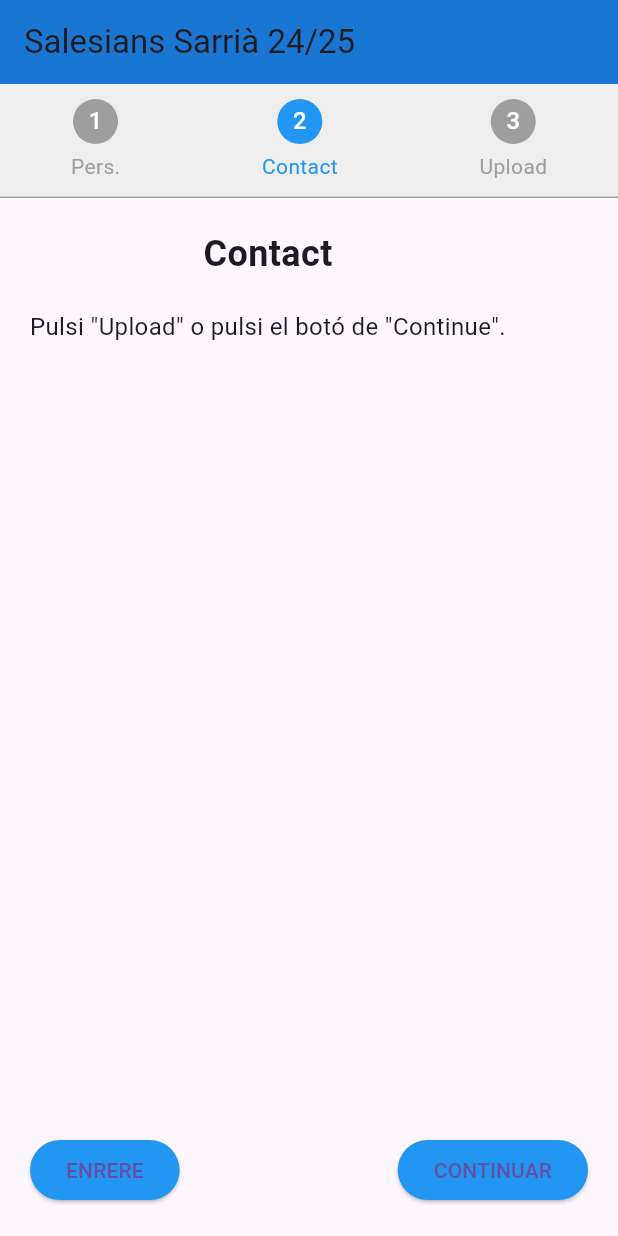
After one commit to OriolAbad/formb_abad_oriol, a Flutter app: the WizardScreen screen opened directly, after a tap on "CONTINUAR", on a phone screen of 412 x 824 dp. The commit adds this screen. Run offline on Flutter 3.47's test engine with Material 3 defaults, Android fonts, the light colour scheme and no system bars; our stand-ins replace flutter_form_builder, form_builder_validators.

Commit message:
codi acabat

```diff
--- /dev/null
+++ b/lib/contact_field_2_abad_oriol.dart
@@ -0,0 +1,30 @@
+import 'package:flutter/material.dart';
+
+class ContactScreen extends StatelessWidget {
+  const ContactScreen({Key? key}) : super(key: key);
+
+  @override
+  Widget build(BuildContext context) {
+    return Scaffold(
+      body: Padding(
+        padding: const EdgeInsets.all(20.0),
+        child: Column(
+          crossAxisAlignment: CrossAxisAlignment.center,
+          children: [
+            const Text(
+              'Contact',
+              style: TextStyle(fontSize: 24, fontWeight: FontWeight.bold),
+            ),
+            const SizedBox(height: 20),
+            const Text(
+              'Pulsi "Upload" o pulsi el botó de "Continue".',
+              style: TextStyle(fontSize: 16),
+              textAlign: TextAlign.center,
+            ),
+            const SizedBox(height: 40),
+          ],
+        ),
+      ),
+    );
+  }
+}
--- /dev/null
+++ b/lib/contact_field_3_abad_oriol.dart
@@ -0,0 +1,124 @@
+import 'package:flutter/material.dart';
+import 'package:flutter_form_builder/flutter_form_builder.dart';
+import 'package:form_builder_validators/form_builder_validators.dart';
+
+class UploadScreen extends StatefulWidget {
+  const UploadScreen({Key? key}) : super(key: key);
+
+  @override
+  _UploadScreenState createState() => _UploadScreenState();
+}
+
+class _UploadScreenState extends State<UploadScreen> {
+  final GlobalKey<FormBuilderState> _formKey = GlobalKey<FormBuilderState>(); // Clave para el formulario
+  bool _isFormValid = false; // Estado para controlar la validez del formulario
+
+  @override
+  Widget build(BuildContext context) {
+    return Scaffold(
+      body: Padding(
+        padding: const EdgeInsets.all(20.0),
+        child: FormBuilder(
+          key: _formKey,
+          child: Column(
+            crossAxisAlignment: CrossAxisAlignment.center,
+            children: [
+              const Text(
+                'Upload Information',
+                style: TextStyle(fontSize: 24, fontWeight: FontWeight.bold),
+              ),
+              const SizedBox(height: 20),
+              // Campo de Email con validador de formato de email
+              FormBuilderTextField(
+                name: 'email',
+                decoration: InputDecoration(
+                  prefixIcon: const Icon(Icons.email, color: Colors.blue),
+                  labelText: 'Email',
+                  labelStyle: TextStyle(color: Colors.blue.shade200),
+                  border: OutlineInputBorder(
+                    borderRadius: BorderRadius.circular(15),
+                    borderSide: BorderSide(color: Colors.blue.shade200),
+                  ),
+                ),
+                validator: FormBuilderValidators.compose([
+                  FormBuilderValidators.required(),
+                  FormBuilderValidators.email(),
+                ]),
+                onChanged: (value) => _updateFormValidity(),
+              ),
+              const SizedBox(height: 20),
+              // Campo de Dirección con validador de texto
+              FormBuilderTextField(
+                name: 'address',
+                decoration: InputDecoration(
+                  prefixIcon: const Icon(Icons.home, color: Colors.blue),
+                  labelText: 'Address',
+                  labelStyle: TextStyle(color: Colors.blue.shade200),
+                  border: OutlineInputBorder(
+                    borderRadius: BorderRadius.circular(15),
+                    borderSide: BorderSide(color: Colors.blue.shade200),
+                  ),
+                ),
+                validator: FormBuilderValidators.compose([
+                  FormBuilderValidators.required(),
+                ]),
+                onChanged: (value) => _updateFormValidity(),
+              ),
+              const SizedBox(height: 20),
+              // Campo de Teléfono Móvil con validador de números
+              FormBuilderTextField(
+                name: 'mobile_no',
+                decoration: InputDecoration(
+                  prefixIcon: const Icon(Icons.phone, color: Colors.blue),
+                  labelText: 'Mobile No',
+                  labelStyle: TextStyle(color: Colors.blue.shade200),
+                  border: OutlineInputBorder(
+                    borderRadius: BorderRadius.circular(15),
+                    borderSide: BorderSide(color: Colors.blue.shade200),
+                  ),
+                ),
+                validator: FormBuilderValidators.compose([
+                  FormBuilderValidators.required(),
+                  FormBuilderValidators.numeric(),
+                ]),
+                onChanged: (value) => _updateFormValidity(),
+              ),
+              const SizedBox(height: 40),
+              ElevatedButton(
+                onPressed: () {
+                  if (_formKey.currentState?.saveAndValidate() ?? false) {
+                    // Si el formulario es válido, puedes proceder con la acción.
+                    print(_formKey.currentState?.value);
+                  } else {
+                    // Si no es válido, muestra un mensaje de error.
+                    print('Formulario no válido');
+                  }
+                },
+                child: Row(
+                  mainAxisSize: MainAxisSize.min,
+                  children: [
+                    const Text('Done'),
+                    if (_isFormValid) ...[
+                      const SizedBox(width: 10),
+                      Icon(Icons.check_circle, color: Colors.green),
+                    ] else ...[
+                      const SizedBox(width: 10),
+                      Icon(Icons.cancel, color: Colors.red),
+                    ],
+                  ],
+                ),
+              ),
+            ],
+          ),
+        ),
+      ),
+    );
+  }
+
+  // Método para verificar si el formulario es válido y actualizar el estado
+  void _updateFormValidity() {
+    setState(() {
+      _isFormValid = _formKey.currentState?.saveAndValidate() ?? false;
+    });
+  }
+}
--- /dev/null
+++ b/lib/contact_field_abad_oriol.dart
@@ -0,0 +1,44 @@
+import 'package:flutter/material.dart';
+
+class ContactField extends StatefulWidget {
+  const ContactField({super.key});
+
+  @override
+  State<ContactField> createState() => _ContactField();
+}
+
+class _ContactField extends State<ContactField> {
+  int? option;
+
+  @override
+  Widget build(BuildContext context) {
+    return Scaffold(
+      body: Column(
+        children: [
+          const Divider(height: 1, color: Colors.grey),
+          Expanded(
+            child: Padding(
+              padding: const EdgeInsets.all(20.0),
+              child: Column(
+                crossAxisAlignment: CrossAxisAlignment.center,
+                children: [
+                  const Text(
+                    'Personal',
+                    style: TextStyle(fontSize: 24, fontWeight: FontWeight.bold),
+                  ),
+                  const SizedBox(height: 20),
+                  const Text(
+                    'Pulsi "Contact" o pulsi el botó de "Continue".',
+                    style: TextStyle(fontSize: 16),
+                    textAlign: TextAlign.center,
+                  ),
+                  const SizedBox(height: 40),
+                ],
+              ),
+            ),
+          ),
+        ],
+      ),
+    );
+  }
+}
--- a/lib/main.dart
+++ b/lib/main.dart
@@ -1,8 +1,10 @@
 import 'package:flutter/material.dart';
-import 'package:flutter_form_builder/flutter_form_builder.dart';
+import 'contact_field_abad_oriol.dart'; // Primera pantalla del asistente
+import 'contact_field_2_abad_oriol.dart'; // Segunda pantalla del asistente
+import 'contact_field_3_abad_oriol.dart'; // Tercera pantalla del asistente
 
 void main() {
-  runApp(MyApp());
+  runApp(const MyApp());
 }
 
 class MyApp extends StatelessWidget {
@@ -11,11 +13,11 @@
   @override
   Widget build(BuildContext context) {
     return MaterialApp(
-      title: 'FormA - Abad Oriol',
+      title: 'Asistent',
       theme: ThemeData(
         primarySwatch: Colors.blue,
       ),
-      home: SplashScreen(),
+      home: const SplashScreen(), // Pantalla inicial azul
     );
   }
 }
@@ -27,9 +29,10 @@
   Widget build(BuildContext context) {
     return GestureDetector(
       onTap: () {
-        Navigator.push(
+        // Navegar a la siguiente pantalla al hacer click
+        Navigator.pushReplacement(
           context,
-          MaterialPageRoute(builder: (context) => MyHomePage()),
+          MaterialPageRoute(builder: (context) => const WizardScreen()),
         );
       },
       child: Scaffold(
@@ -70,141 +73,130 @@
   }
 }
 
-class MyHomePage extends StatelessWidget {
-  final _formKey = GlobalKey<FormBuilderState>();
-
-  MyHomePage({super.key});
+class WizardScreen extends StatefulWidget {
+  const WizardScreen({super.key});
 
   @override
-  Widget build(BuildContext context) {
-    return Scaffold(
-      appBar: AppBar(
-        title: Text("Formulari Exemple"),
-        backgroundColor: Colors.lightBlue,
-      ),
-      body: Padding(
-        padding: const EdgeInsets.all(16.0),
-        child: FormBuilder(
-          key: _formKey,
-          child: Column(
-            children: <Widget>[
-              FormTitle(title: 'Formulari de Registre'),
-              FormLabelGroup(label: 'Gènere'),
-              FormBuilderRadioGroup<String>(
-                name: 'gender',
-                decoration: InputDecoration(labelText: 'Selecciona el gènere'),
-                options: [
-                  FormBuilderFieldOption(value: 'Masculí'),
-                  FormBuilderFieldOption(value: 'Femení'),
-                ],
-              ),
-              FormLabelGroup(label: 'Nom'),
-              FormBuilderTextField(
-                name: 'name',
-                decoration: InputDecoration(
-                  labelText: 'Escriu el teu nom',
-                  filled: true,
-                  fillColor: Colors.grey.shade300,
-                ),
-              ),
-              FormLabelGroup(label: 'Aficions'),
-              FormBuilderCheckboxGroup(
-                name: 'hobbies',
-                decoration: InputDecoration(labelText: 'Selecciona aficions'),
-                options: [
-                  FormBuilderFieldOption(value: 'Lectura'),
-                  FormBuilderFieldOption(value: 'Esports'),
-                  FormBuilderFieldOption(value: 'Música'),
-                ],
-              ),
-              FormLabelGroup(label: 'Ciutat'),
-              FormBuilderDropdown<String>(
-                name: 'city',
-                decoration: InputDecoration(labelText: 'Selecciona la ciutat'),
-                items: [
-                  DropdownMenuItem(value: 'Barcelona', child: Text('Barcelona')),
-                  DropdownMenuItem(value: 'Madrid', child: Text('Madrid')),
-                  DropdownMenuItem(value: 'Valencia', child: Text('Valencia')),
-                ],
-              ),
-              SizedBox(height: 20),
-            ],
-          ),
-        ),
-      ),
-      floatingActionButton: FloatingActionButton(
-        onPressed: () {
-          if (_formKey.currentState?.saveAndValidate() ?? false) {
-            final formValues = _formKey.currentState?.value;
-            final String gender = formValues?['gender'] ?? '';
-            final String name = formValues?['name'] ?? '';
-            final List<String> hobbies =
-                List<String>.from(formValues?['hobbies'] ?? []);
-            final String city = formValues?['city'] ?? '';
+  State<WizardScreen> createState() => _WizardScreenState();
+}
 
-            String summary = 'Resumen de las opciones seleccionadas:\n';
-            summary += 'Gènere: $gender\n';
-            summary += 'Nom: $name\n';
-            summary += 'Aficions: ${hobbies.join(', ')}\n';
-            summary += 'Ciutat: $city';
+class _WizardScreenState extends State<WizardScreen> {
+  final PageController _pageController = PageController();
+  int _currentPage = 0;
 
-            alertDialog(context, summary);
+  void _nextPage() {
+    if (_currentPage < 2) {
+      setState(() => _currentPage++);
+      _pageController.nextPage(
+        duration: Duration(milliseconds: 300),
+        curve: Curves.easeIn,
+      );
     } else {
-            print("Validació fallida");
-            alertDialog(context, "Error en la validación.");
+      _submitForm();
     }
-        },
-        backgroundColor: Colors.blue,
-        child: Icon(Icons.send), // Puedes cambiar el color del botón
-      ),
+  }
+
+  void _previousPage() {
+    if (_currentPage > 0) {
+      setState(() => _currentPage--);
+      _pageController.previousPage(
+        duration: Duration(milliseconds: 300),
+        curve: Curves.easeIn,
       );
     }
   }
 
-void alertDialog(BuildContext context, String contentText) {
-  showDialog<String>(
+  void _submitForm() {
+    // Acción final cuando se presiona "FINALIZAR"
+    showDialog(
       context: context,
-    builder: (BuildContext context) => AlertDialog(
-      title: const Text("Formulari enviat!"),
-      icon: const Icon(Icons.check_circle),
-      content: Text(contentText),
-      actions: <Widget>[
+      builder: (context) => AlertDialog(
+        title: const Text("Completat"),
+        content: const Text("Formulari enviat!"),
+        actions: [
           TextButton(
             onPressed: () {
-            Navigator.of(context).pop();
+              Navigator.of(context).pop(); // Cierra el diálogo
             },
-          child: const Text('Cerrar'),
+            child: const Text("Tancar"),
           ),
         ],
       ),
     );
   }
 
-class FormLabelGroup extends StatelessWidget {
-  final String label;
-  const FormLabelGroup({super.key, required this.label});
-
   @override
   Widget build(BuildContext context) {
-    return Padding(
-      padding: const EdgeInsets.symmetric(vertical: 8.0),
-      child: Text(
-        label,
-        style: TextStyle(fontSize: 16, fontWeight: FontWeight.bold),
+    return Scaffold(
+      appBar: AppBar(
+        title: const Text('Salesians Sarrià 24/25'),
+        backgroundColor: Colors.blue.shade700,
+      ),
+      body: Column(
+        children: [
+          // Barra de progreso que indica la sección actual
+          Container(
+            padding: const EdgeInsets.symmetric(vertical: 10),
+            color: Colors.grey[200],
+            child: Row(
+              mainAxisAlignment: MainAxisAlignment.spaceAround,
+              children: [
+                _buildProgressIndicator("Pers.", 0),
+                _buildProgressIndicator("Contact", 1),
+                _buildProgressIndicator("Upload", 2),
+              ],
+            ),
+          ),
+          const Divider(height: 1, color: Colors.grey),
+          Expanded(
+            child: PageView(
+              controller: _pageController,
+              physics: const NeverScrollableScrollPhysics(),
+              children: const [
+                ContactField(),
+                ContactScreen(),
+                UploadScreen(),
+              ],
+            ),
+          ),
+          Padding(
+            padding: const EdgeInsets.all(20.0),
+            child: Row(
+              mainAxisAlignment: MainAxisAlignment.spaceBetween,
+              children: [
+                if (_currentPage > 0)
+                  ElevatedButton(
+                    onPressed: _previousPage,
+                    style: ElevatedButton.styleFrom(backgroundColor: Colors.blue),
+                    child: const Text('ENRERE'),
+                  ),
+                ElevatedButton(
+                  onPressed: _nextPage,
+                  style: ElevatedButton.styleFrom(backgroundColor: Colors.blue),
+                  child: Text(_currentPage == 2 ? 'FINALITZAR' : 'CONTINUAR'),
+                ),
+              ],
+            ),
+          ),
+        ],
       ),
     );
   }
-}
 
-class FormTitle extends StatelessWidget {
-  final String title;
-  const FormTitle({super.key, required this.title});
-
-  @override
-  Widget build(BuildContext context) {
-    return Text(
-      title,
-      style: TextStyle(fontSize: 24, fontWeight: FontWeight.bold),
+  Widget _buildProgressIndicator(String label, int pageIndex) {
+    return Column(
+      children: [
+        CircleAvatar(
+          radius: 15,
+          backgroundColor: _currentPage == pageIndex ? Colors.blue : Colors.grey,
+          child: Text('${pageIndex + 1}', style: const TextStyle(color: Colors.white)),
+        ),
+        const SizedBox(height: 5),
+        Text(
+          label,
+          style: TextStyle(color: _currentPage == pageIndex ? Colors.blue : Colors.grey),
+        ),
+      ],
     );
   }
 }
```
Lines whose indentation alone changed are shown as unchanged.
